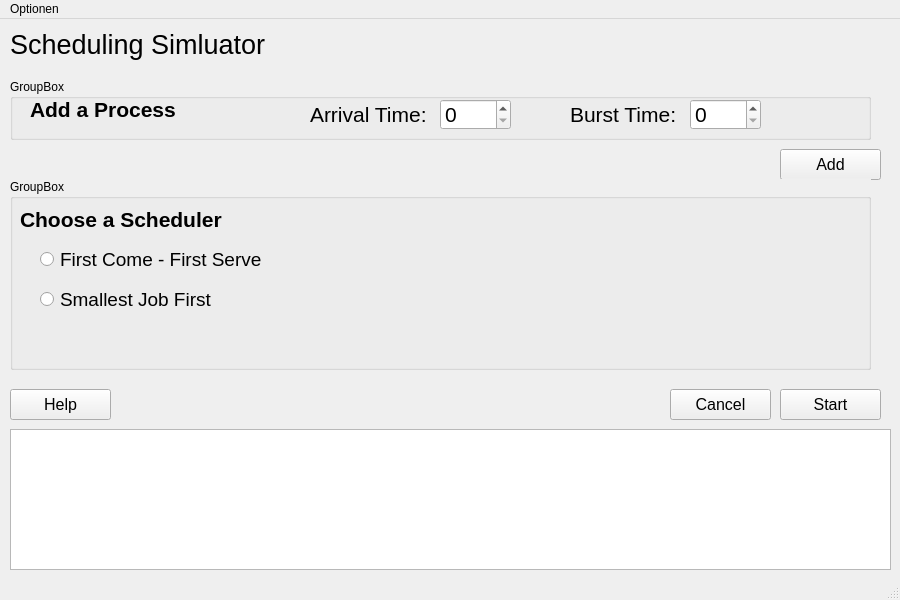
First picture: the form in scheduler_sim_gui.ui, repository TypMitSchnurrbart/SchedulerSim, before the edit.
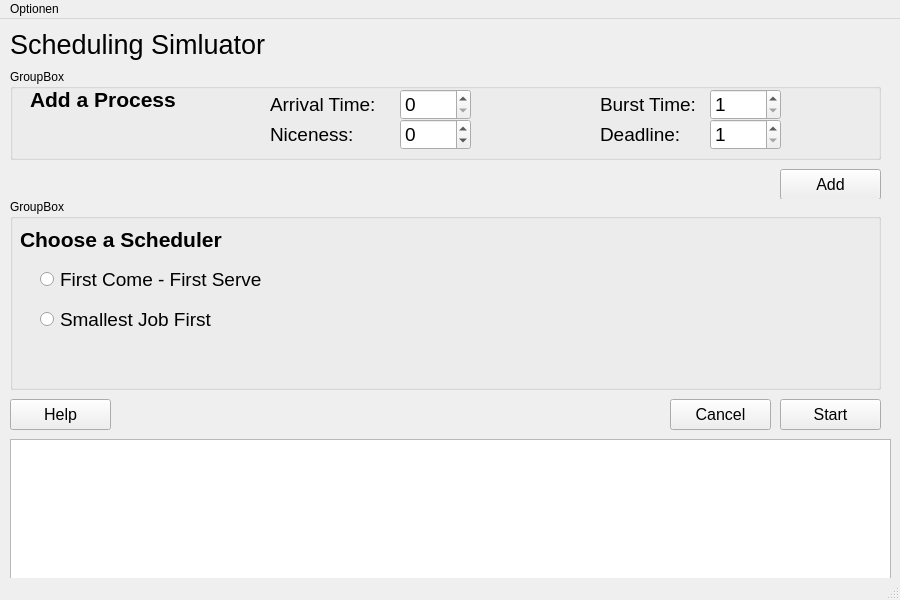
Second picture: the form after the edit.

Commit message:
Deadline and Niceness added
Also SpinBoxes reset now after adding the process

Patch:
```diff
--- a/scheduler_sim_gui.ui
+++ b/scheduler_sim_gui.ui
@@ -81,7 +81,7 @@
     <property name="geometry">
      <rect>
       <x>780</x>
-      <y>370</y>
+      <y>380</y>
       <width>101</width>
       <height>31</height>
      </rect>
@@ -102,7 +102,7 @@
     <property name="geometry">
      <rect>
       <x>10</x>
-      <y>410</y>
+      <y>420</y>
       <width>881</width>
       <height>141</height>
      </rect>
@@ -112,7 +112,7 @@
     <property name="geometry">
      <rect>
       <x>670</x>
-      <y>370</y>
+      <y>380</y>
       <width>101</width>
       <height>31</height>
      </rect>
@@ -133,7 +133,7 @@
     <property name="geometry">
      <rect>
       <x>10</x>
-      <y>370</y>
+      <y>380</y>
       <width>101</width>
       <height>31</height>
      </rect>
@@ -154,9 +154,9 @@
     <property name="geometry">
      <rect>
       <x>10</x>
-      <y>60</y>
-      <width>861</width>
-      <height>61</height>
+      <y>50</y>
+      <width>871</width>
+      <height>91</height>
      </rect>
     </property>
     <property name="autoFillBackground">
@@ -188,7 +188,7 @@
     <widget class="QSpinBox" name="spin_arraival_time">
      <property name="geometry">
       <rect>
-       <x>430</x>
+       <x>390</x>
        <y>20</y>
        <width>71</width>
        <height>31</height>
@@ -196,14 +196,14 @@
      </property>
      <property name="font">
       <font>
-       <pointsize>16</pointsize>
+       <pointsize>14</pointsize>
       </font>
      </property>
     </widget>
     <widget class="QLabel" name="label_arrival_time">
      <property name="geometry">
       <rect>
-       <x>300</x>
+       <x>260</x>
        <y>20</y>
        <width>121</width>
        <height>31</height>
@@ -211,7 +211,7 @@
      </property>
      <property name="font">
       <font>
-       <pointsize>16</pointsize>
+       <pointsize>14</pointsize>
       </font>
      </property>
      <property name="text">
@@ -224,7 +224,7 @@
     <widget class="QLabel" name="label_burst_time">
      <property name="geometry">
       <rect>
-       <x>560</x>
+       <x>590</x>
        <y>20</y>
        <width>121</width>
        <height>31</height>
@@ -232,7 +232,7 @@
      </property>
      <property name="font">
       <font>
-       <pointsize>16</pointsize>
+       <pointsize>14</pointsize>
       </font>
      </property>
      <property name="text">
@@ -245,7 +245,7 @@
     <widget class="QSpinBox" name="spin_burst_time">
      <property name="geometry">
       <rect>
-       <x>680</x>
+       <x>700</x>
        <y>20</y>
        <width>71</width>
        <height>31</height>
@@ -253,8 +253,92 @@
      </property>
      <property name="font">
       <font>
-       <pointsize>16</pointsize>
+       <pointsize>14</pointsize>
       </font>
+     </property>
+     <property name="minimum">
+      <number>1</number>
+     </property>
+    </widget>
+    <widget class="QLabel" name="label_niceness">
+     <property name="geometry">
+      <rect>
+       <x>260</x>
+       <y>50</y>
+       <width>121</width>
+       <height>31</height>
+      </rect>
+     </property>
+     <property name="font">
+      <font>
+       <pointsize>14</pointsize>
+      </font>
+     </property>
+     <property name="text">
+      <string>Niceness:</string>
+     </property>
+     <property name="buddy">
+      <cstring>spin_arrival_time</cstring>
+     </property>
+    </widget>
+    <widget class="QSpinBox" name="spin_niceness">
+     <property name="geometry">
+      <rect>
+       <x>390</x>
+       <y>50</y>
+       <width>71</width>
+       <height>31</height>
+      </rect>
+     </property>
+     <property name="font">
+      <font>
+       <pointsize>14</pointsize>
+      </font>
+     </property>
+     <property name="minimum">
+      <number>-19</number>
+     </property>
+     <property name="maximum">
+      <number>20</number>
+     </property>
+    </widget>
+    <widget class="QLabel" name="label_deadline">
+     <property name="geometry">
+      <rect>
+       <x>590</x>
+       <y>50</y>
+       <width>121</width>
+       <height>31</height>
+      </rect>
+     </property>
+     <property name="font">
+      <font>
+       <pointsize>14</pointsize>
+      </font>
+     </property>
+     <property name="text">
+      <string>Deadline:</string>
+     </property>
+     <property name="buddy">
+      <cstring>spin_arrival_time</cstring>
+     </property>
+    </widget>
+    <widget class="QSpinBox" name="spin_deadline">
+     <property name="geometry">
+      <rect>
+       <x>700</x>
+       <y>50</y>
+       <width>71</width>
+       <height>31</height>
+      </rect>
+     </property>
+     <property name="font">
+      <font>
+       <pointsize>14</pointsize>
+      </font>
+     </property>
+     <property name="minimum">
+      <number>1</number>
      </property>
     </widget>
    </widget>
@@ -262,7 +346,7 @@
     <property name="geometry">
      <rect>
       <x>780</x>
-      <y>130</y>
+      <y>150</y>
       <width>101</width>
       <height>31</height>
      </rect>
@@ -283,8 +367,8 @@
     <property name="geometry">
      <rect>
       <x>10</x>
-      <y>160</y>
-      <width>861</width>
+      <y>180</y>
+      <width>871</width>
       <height>191</height>
      </rect>
     </property>
```
Left out of the diff: 6 changed lines with no effect on the pictures. The commit also changes 8 other files.
